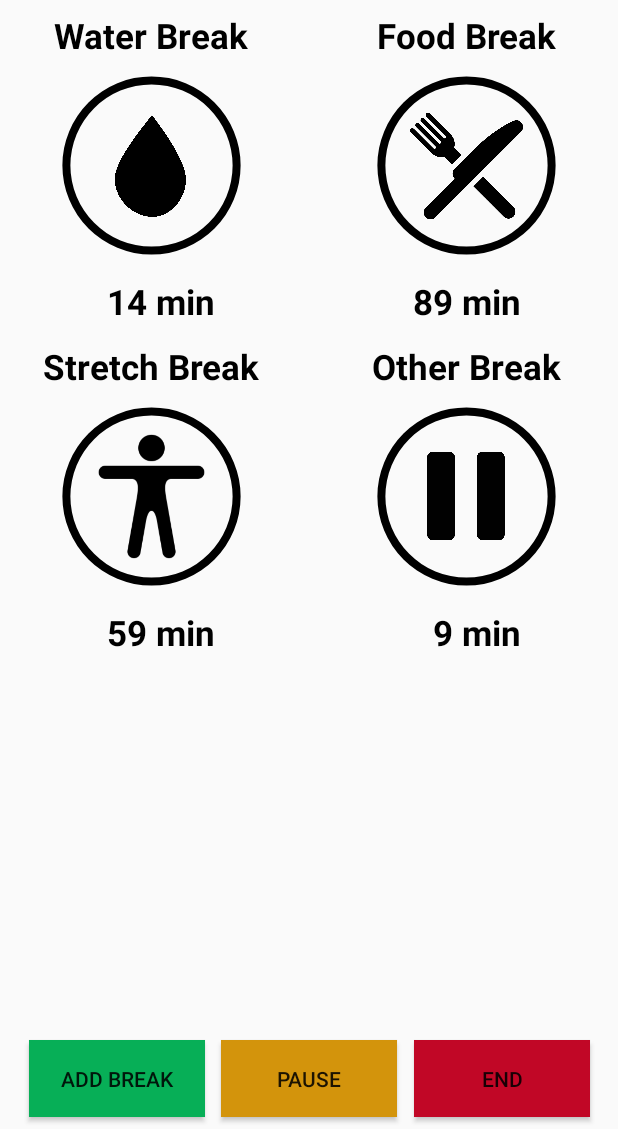
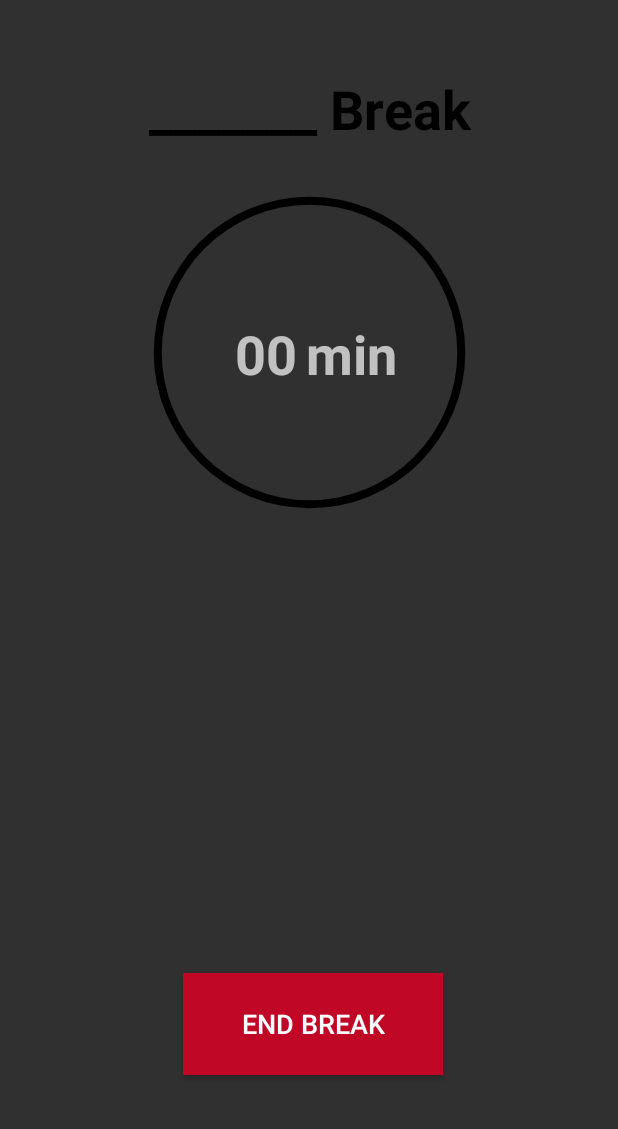
Before and after one commit to CiaraSouthgate/StudyBreak, an Android app: the screen it shows after launch (DisplayTimer before the commit, DisplayInterruption after it), after a tap on "START THE TIMER!", on a phone screen of 412 x 824 dp, the part 107-1236 px from its top. Run offline under Robolectric (Android 15) with nearby library versions, the phone set to English and light mode, and no system bars; Roboto replaces fonts that are not available here.

Commit message:
Renamed Interruption activity so it doesn't conflict with Interruption class

```diff
--- a/app/src/main/AndroidManifest.xml
+++ b/app/src/main/AndroidManifest.xml
@@ -19,13 +19,17 @@
                 <category android:name="android.intent.category.LAUNCHER" />
             </intent-filter>
         </activity>
-        <activity android:name=".DisplayTimer" android:theme="@style/Theme.AppCompat.Light.NoActionBar" android:screenOrientation="portrait"/>
+        <activity
+            android:name=".DisplayTimer"
+            android:screenOrientation="portrait"
+            android:theme="@style/Theme.AppCompat.Light.NoActionBar" />
 
         <meta-data
             android:name="preloaded_fonts"
             android:resource="@array/preloaded_fonts" />
 
         <activity android:name=".Goodbye" />
+        <activity android:name=".DisplayInterruption"></activity>
     </application>
 
 </manifest>
--- /dev/null
+++ b/app/src/main/java/com/ciarasouthgate/studybreak/DisplayInterruption.java
@@ -0,0 +1,13 @@
+package com.ciarasouthgate.studybreak;
+
+import android.support.v7.app.AppCompatActivity;
+import android.os.Bundle;
+
+public class DisplayInterruption extends AppCompatActivity {
+
+    @Override
+    protected void onCreate(Bundle savedInstanceState) {
+        super.onCreate(savedInstanceState);
+        setContentView(R.layout.activity_display_interruption);
+    }
+}
--- a/app/src/main/java/com/ciarasouthgate/studybreak/DisplayTimer.java
+++ b/app/src/main/java/com/ciarasouthgate/studybreak/DisplayTimer.java
@@ -60,35 +60,39 @@ public class DisplayTimer extends AppCompatActivity {
     }
 
     public void countdownStudy(long runningTime, final Interruption[] tasks) {
-
-
-
         new CountDownTimer(runningTime, MILLI_IN_MINUTE) {
             public void onTick(long millisUntilFinished) {
                 for (Interruption task : tasks) {
                     long remainingTime = millisUntilFinished % task.getInterval();
-                    remainingTime /= MILLI_IN_MINUTE;
-                    String timeString = Long.toString(remainingTime) + " ";
+                    String timeString;
+                    if (remainingTime < MILLI_IN_MINUTE) {
+                        timeString = "<1 ";
+                    } else {
+                        timeString = Long.toString(remainingTime / MILLI_IN_MINUTE) + " ";
+                    }
                     switch (task.getName()) {
                         case ("water"):
+                            System.out.println("water remainder: " + remainingTime);
                             waterTime.setText(timeString);
                             break;
                         case ("stretch"):
+                            System.out.println("water remainder: " + remainingTime);
                             stretchTime.setText(timeString);
                             break;
                         case("food"):
+                            System.out.println("water remainder: " + remainingTime);
                             foodTime.setText(timeString);
                             break;
                         case("other"):
+                            System.out.println("water remainder: " + remainingTime);
                             otherTime.setText(timeString);
                             break;
                         default:
                             break;
                     }
-                    if (remainingTime == 0) {
-                        Intent intent = new Intent(DisplayTimer.this, Interruption.class);
-                        intent.putExtra("task", task);
-                        startActivity(intent);
+                    if (remainingTime <= 30000) {
+                        System.out.println("timer up!");
+                        startInterruption(task);
                         countdownStudy(millisUntilFinished, tasks);
                         cancel();
                     }
@@ -99,6 +103,12 @@ public class DisplayTimer extends AppCompatActivity {
                 startActivity(new Intent(DisplayTimer.this, Goodbye.class));
             }
         }.start();
+    }
+
+    private void startInterruption(Interruption task) {
+        Intent intent = new Intent(DisplayTimer.this, DisplayInterruption.class);
+        intent.putExtra("task", task);
+        startActivity(intent);
     }
 
     public void alert() {
--- a/app/src/main/java/com/ciarasouthgate/studybreak/MainActivity.java
+++ b/app/src/main/java/com/ciarasouthgate/studybreak/MainActivity.java
@@ -38,7 +38,7 @@ public class MainActivity extends AppCompatActivity {
                 long foodLong = Long.parseLong(foodTime.getText().toString()) * MILLI_IN_MINUTE;
                 long otherLong = Long.parseLong(otherTime.getText().toString()) * MILLI_IN_MINUTE;
 
-                Interruption water = new Interruption("water", waterLong, 0);
+                Interruption water = new Interruption("water", waterLong, 1 * MILLI_IN_MINUTE);
                 Interruption stretch = new Interruption("stretch", stretchLong, 10 * MILLI_IN_MINUTE);
                 Interruption food = new Interruption("food", foodLong, 20 * MILLI_IN_MINUTE);
                 Interruption other = new Interruption("other", otherLong, 30 * MILLI_IN_MINUTE);
```
Also changed, not shown: app/src/main/res/layout/activity_display_interruption.xml (renamed from app/src/main/res/layout/activity_interruption.xml).
